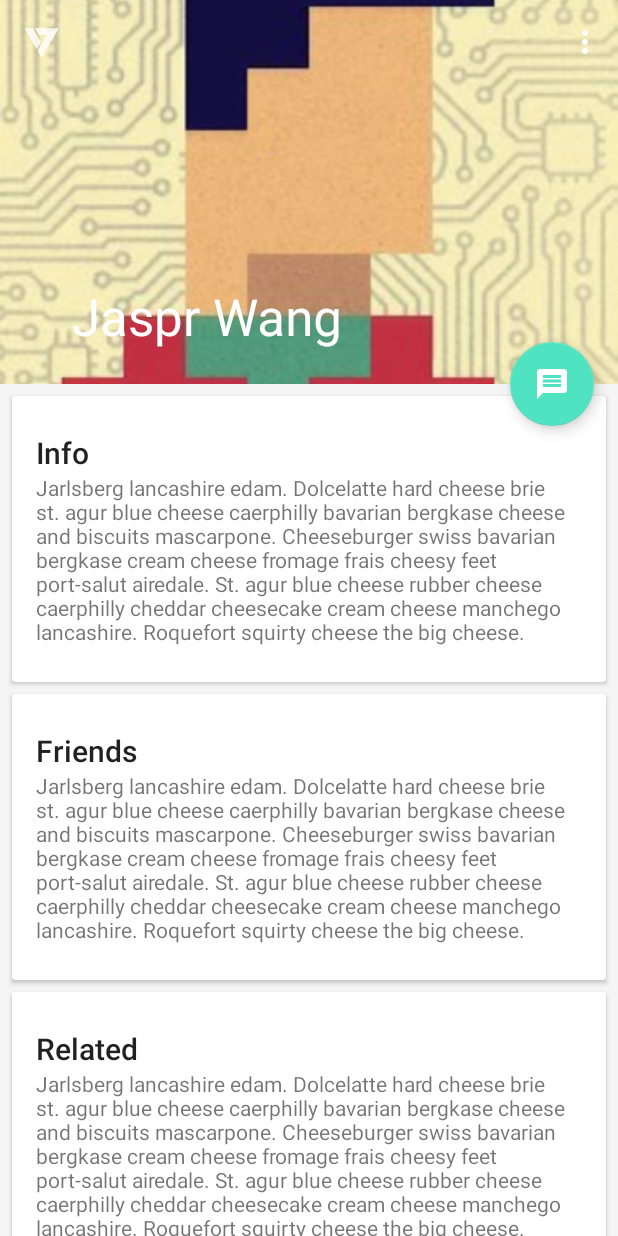
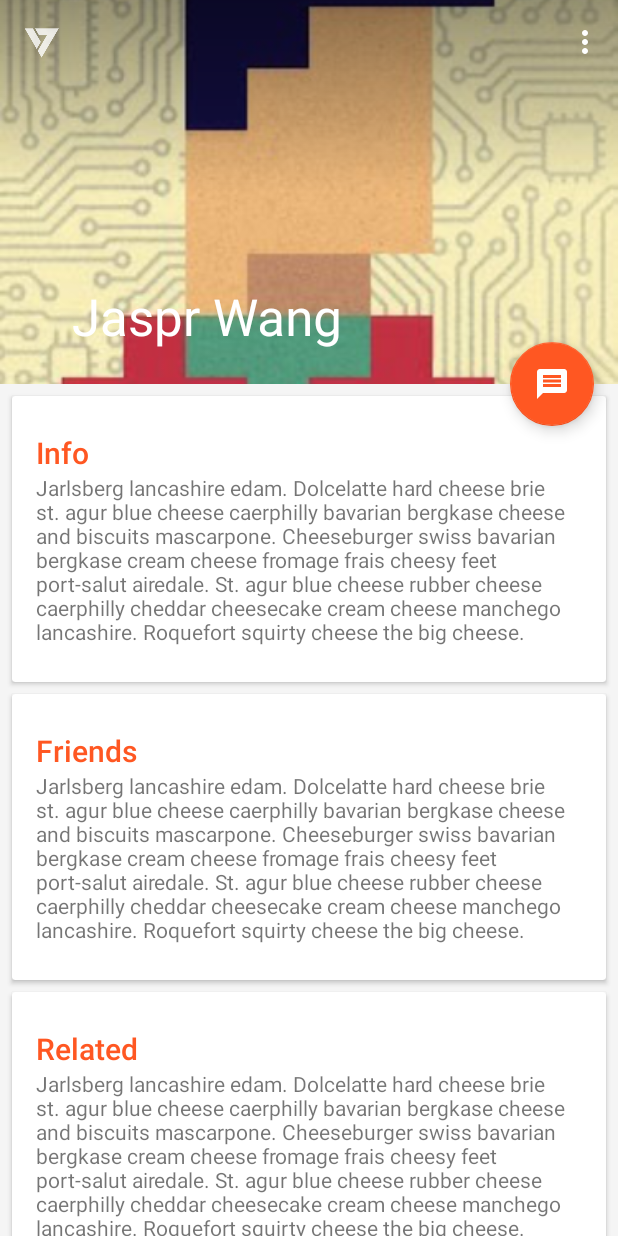
Before and after one commit to Jaspr987/Portfolio, an Android app: the screen it shows after launch (MainActivity), on a phone screen of 412 x 824 dp. Run offline under Robolectric (Android 15) with nearby library versions, the phone set to English and light mode, and no system bars.

Commit message:
Add image gradient and an easter egg

```diff
--- /dev/null
+++ b/app/src/main/res/drawable/gradient.xml
@@ -0,0 +1,7 @@
+<?xml version="1.0" encoding="utf-8"?>
+<shape xmlns:android="http://schemas.android.com/apk/res/android">
+    <gradient
+        android:startColor="#66000000"
+        android:endColor="#00000000"
+        android:angle="270"/>
+</shape>
--- a/app/src/main/res/layout/activity_main.xml
+++ b/app/src/main/res/layout/activity_main.xml
@@ -30,6 +30,13 @@
                 android:src="@drawable/head"
                 android:fitsSystemWindows="true"
                 app:layout_collapseMode="parallax" />
+
+            <ImageView
+                android:layout_width="match_parent"
+                android:layout_height="128dp"
+                android:fitsSystemWindows="true"
+                android:src="@drawable/gradient"
+                app:layout_collapseMode="parallax"/>
 
             <android.support.v7.widget.Toolbar
                 android:id="@+id/toolbar"
@@ -69,6 +76,7 @@
                         android:layout_width="match_parent"
                         android:layout_height="wrap_content"
                         android:text="Info"
+                        android:textColor="@color/orange_primary"
                         android:textAppearance="@style/TextAppearance.AppCompat.Title" />
 
                     <TextView
@@ -97,6 +105,7 @@
                         android:layout_width="match_parent"
                         android:layout_height="wrap_content"
                         android:text="Friends"
+                        android:textColor="@color/orange_primary"
                         android:textAppearance="@style/TextAppearance.AppCompat.Title" />
 
                     <TextView
@@ -125,6 +134,7 @@
                         android:layout_width="match_parent"
                         android:layout_height="wrap_content"
                         android:text="Related"
+                        android:textColor="@color/orange_primary"
                         android:textAppearance="@style/TextAppearance.AppCompat.Title" />
 
                     <TextView
--- a/app/src/main/res/values/colors.xml
+++ b/app/src/main/res/values/colors.xml
@@ -2,7 +2,7 @@
 <resources>
     <color name="orange_primary">#FF5722</color>
     <color name="orange_primary_dark">#E64A19</color>
-    <color name="color_accent">#50e3c2</color>
+    <color name="color_accent">#FF5722</color>
     <color name="window_background">#FFF5F5F5</color>
     <color name="primary_material_light">#ff5722</color>
     <color name="primary_dark_material_light">#e64a19</color>
--- a/app/src/main/res/values/strings.xml
+++ b/app/src/main/res/values/strings.xml
@@ -8,5 +8,6 @@
     the big cheese.</string>
   <string name="action_settings">Settings</string>
   <string name="name">Jaspr Wang</string>
+  <string name="easter_egg">你们给我搞得这个彩蛋啊</string>
 
 </resources>
```
Also changed, not shown: app/src/main/java/me/jaspr/portfolio/MainActivity.java (+28 -9 lines).
